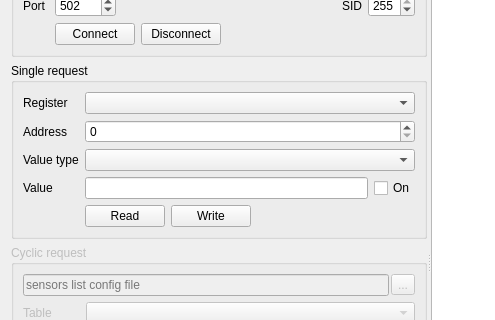
The window that PortListener/modbustcpclient.ui (khomchenkovaa/PortListener) describes before a commit, drawn with Qt 5; both pictures show x 0 to 495 and y 94 to 414 of the 805 by 712 pixel window.
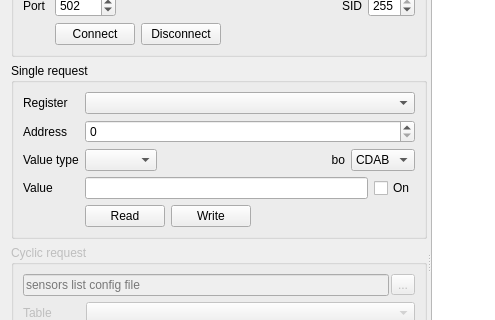
The same window after the commit.

Commit message: [ADD] byte order to Modbus Client

What changed in the file:
```diff
--- a/PortListener/modbustcpclient.ui
+++ b/PortListener/modbustcpclient.ui
@@ -170,7 +170,54 @@
            </widget>
           </item>
           <item row="2" column="1">
-           <widget class="QComboBox" name="cmbValueType"/>
+           <layout class="QHBoxLayout" name="horizontalLayout_7">
+            <item>
+             <widget class="QComboBox" name="cmbValueType"/>
+            </item>
+            <item>
+             <widget class="QLabel" name="lblByteOrder">
+              <property name="sizePolicy">
+               <sizepolicy hsizetype="Expanding" vsizetype="Preferred">
+                <horstretch>0</horstretch>
+                <verstretch>0</verstretch>
+               </sizepolicy>
+              </property>
+              <property name="text">
+               <string>bo</string>
+              </property>
+              <property name="alignment">
+               <set>Qt::AlignRight|Qt::AlignTrailing|Qt::AlignVCenter</set>
+              </property>
+             </widget>
+            </item>
+            <item>
+             <widget class="QComboBox" name="cmbByteOrder">
+              <property name="currentIndex">
+               <number>3</number>
+              </property>
+              <item>
+               <property name="text">
+                <string>ABCD</string>
+               </property>
+              </item>
+              <item>
+               <property name="text">
+                <string>DCBA</string>
+               </property>
+              </item>
+              <item>
+               <property name="text">
+                <string>BADC</string>
+               </property>
+              </item>
+              <item>
+               <property name="text">
+                <string>CDAB</string>
+               </property>
+              </item>
+             </widget>
+            </item>
+           </layout>
           </item>
           <item row="3" column="0">
            <widget class="QLabel" name="lblValue">
```
The commit also changes 2 other files.
